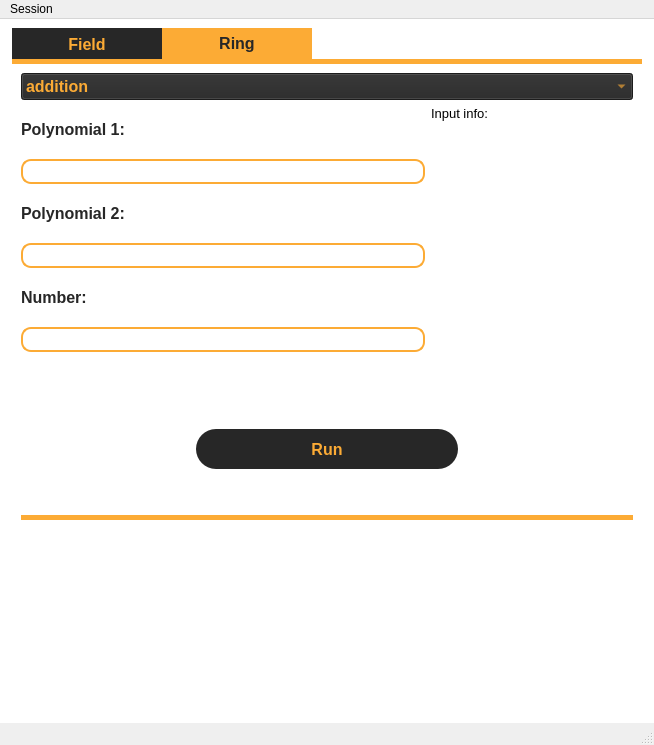
This is gui/mainwindow.ui in yevkk/polynomial-calculus as Qt 5 draws it before an edit. The edited form follows.
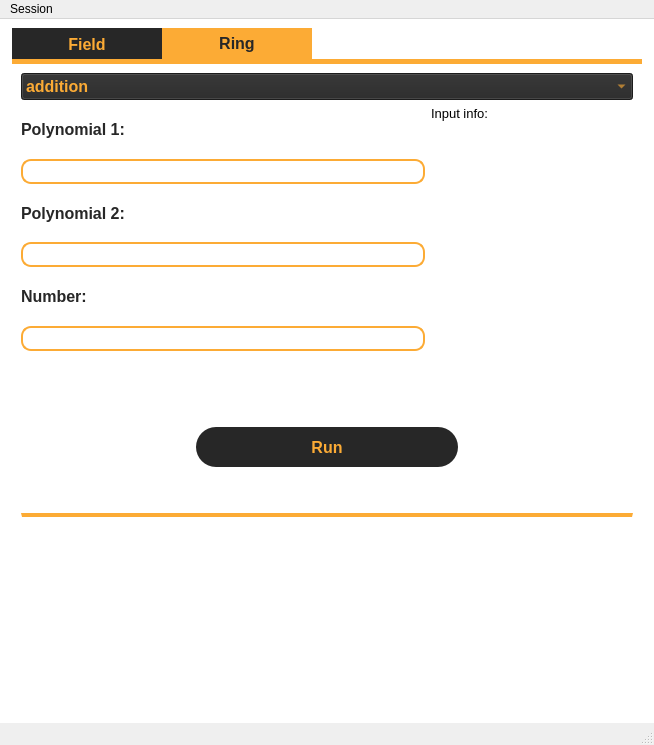
This is the edited form.

The edit to the form file:
```diff
--- a/gui/mainwindow.ui
+++ b/gui/mainwindow.ui
@@ -671,7 +671,7 @@
            <attribute name="title">
             <string>Ring</string>
            </attribute>
-           <layout class="QVBoxLayout" name="verticalLayout_5" stretch="1,5,1,0,3">
+           <layout class="QVBoxLayout" name="verticalLayout_5" stretch="1,5,1,0,0">
             <item>
              <widget class="QComboBox" name="ringActionSelect">
               <property name="font">
@@ -943,7 +943,7 @@
              </spacer>
             </item>
             <item>
-             <widget class="QLabel" name="ringResultLabel">
+             <widget class="QPlainTextEdit" name="ringResultText">
               <property name="font">
                <font>
                 <family>Segoe UI</family>
@@ -951,16 +951,10 @@
                </font>
               </property>
               <property name="styleSheet">
-               <string notr="true">color: #272727; border-top: 5px solid #fcab35;</string>
+               <string notr="true">border-top: 4px solid #fcab35; color: #272727;</string>
               </property>
-              <property name="text">
-               <string/>
-              </property>
-              <property name="alignment">
-               <set>Qt::AlignLeading|Qt::AlignLeft|Qt::AlignTop</set>
-              </property>
-              <property name="margin">
-               <number>10</number>
+              <property name="readOnly">
+               <bool>true</bool>
               </property>
              </widget>
             </item>
```
Left out of the diff: 15 changed lines with no effect on the pictures.
